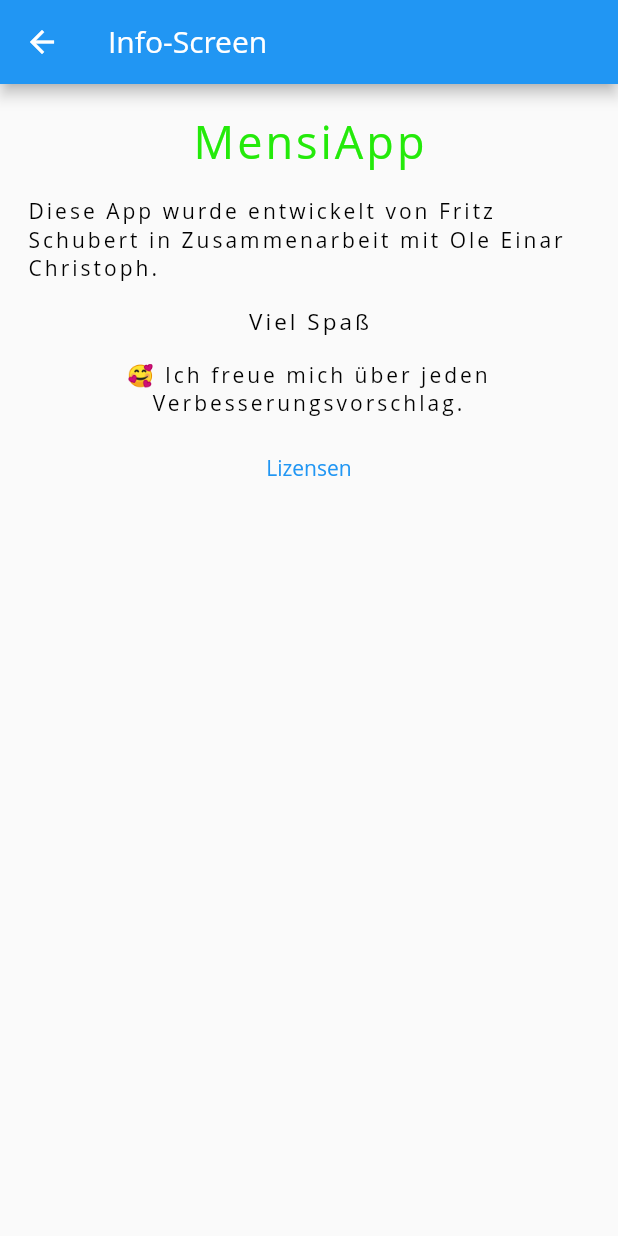
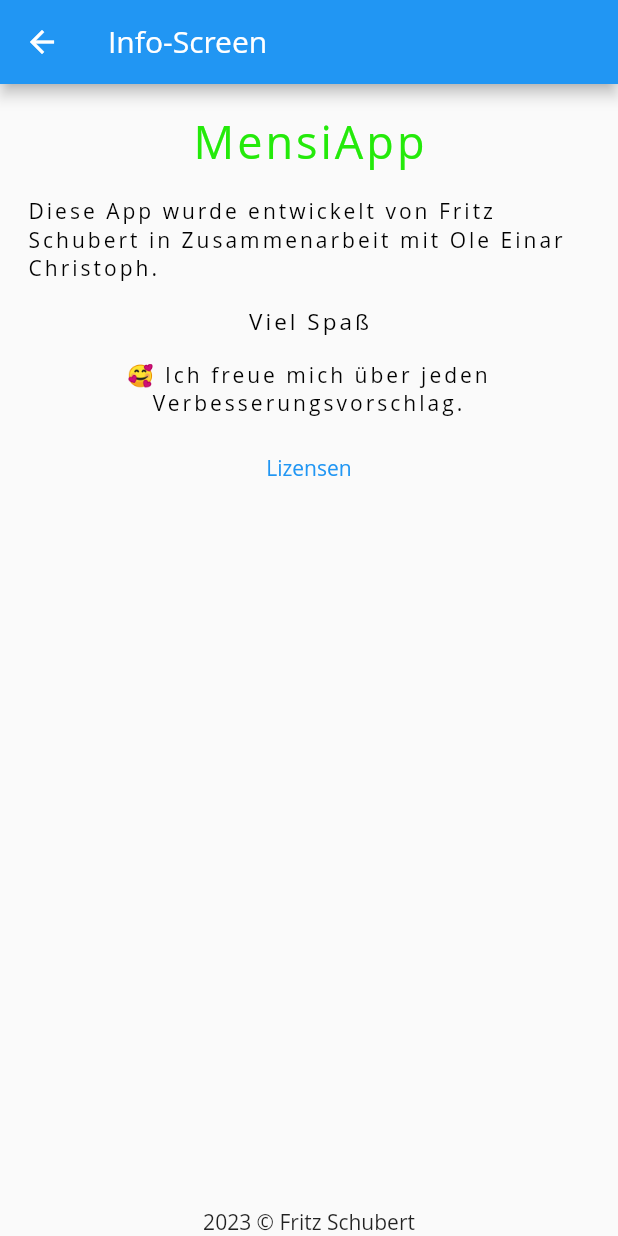
Before and after one commit to whosFritz/MensiMates, a Flutter app: the AboutPage screen opened by its route, on a phone screen of 412 x 824 dp. Run offline on Flutter 3.47's test engine with Material 2 defaults, Android fonts, the phone set to English and light mode, and no system bars; network calls fail; Roboto replaces fonts that are missing (Open Sans).

Commit message:
added copyright bottom info page

```diff
--- a/essensgetterapp/lib/main.dart
+++ b/essensgetterapp/lib/main.dart
@@ -634,7 +634,8 @@ class _InfoScreenState extends State<AboutPage> {
           child: Column(
             mainAxisSize: MainAxisSize.max,
             children: [
-              Row(
+              Expanded(
+                child: Row(
                   mainAxisSize: MainAxisSize.max,
                   children: [
                     Expanded(
@@ -720,8 +721,10 @@ class _InfoScreenState extends State<AboutPage> {
                                         onPressed: () => showLicensePage(
                                             context: context,
                                             applicationName: "MensiApp",
-                                          applicationVersion: "App Version: 0.0.1",
-                                          applicationLegalese: "2023 \u00a9 Fritz Schubert",
+                                            applicationVersion:
+                                                "App Version: 0.0.1",
+                                            applicationLegalese:
+                                                "2023 \u00a9 Fritz Schubert",
                                             applicationIcon: Padding(
                                               padding: const EdgeInsets.all(12),
                                               child: Image.asset(
@@ -741,6 +744,18 @@ class _InfoScreenState extends State<AboutPage> {
                           ),
                         ),
                       ),
+                    ),
+                  ],
+                ),
+              ),
+              Row(
+                mainAxisAlignment: MainAxisAlignment.center,
+                crossAxisAlignment: CrossAxisAlignment.center,
+                children: [
+                  Column(
+                    children: const [Text(
+                      "2023 \u00a9 Fritz Schubert"
+                    )],
                   ),
                 ],
               ),
```
Also changed, not shown: essensgetterapp/flutter_01.png (added). Lines whose indentation alone changed are shown as unchanged.
